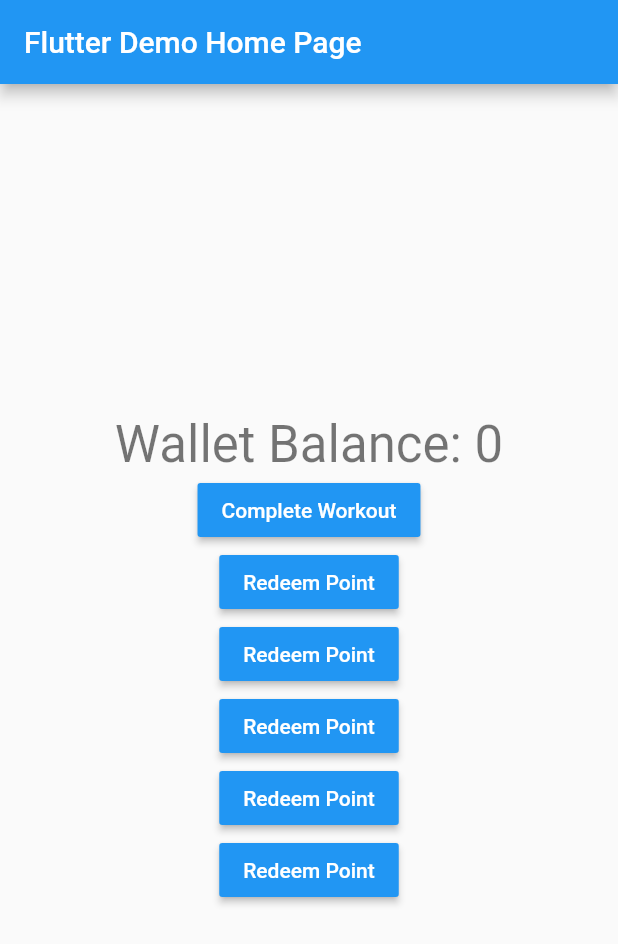
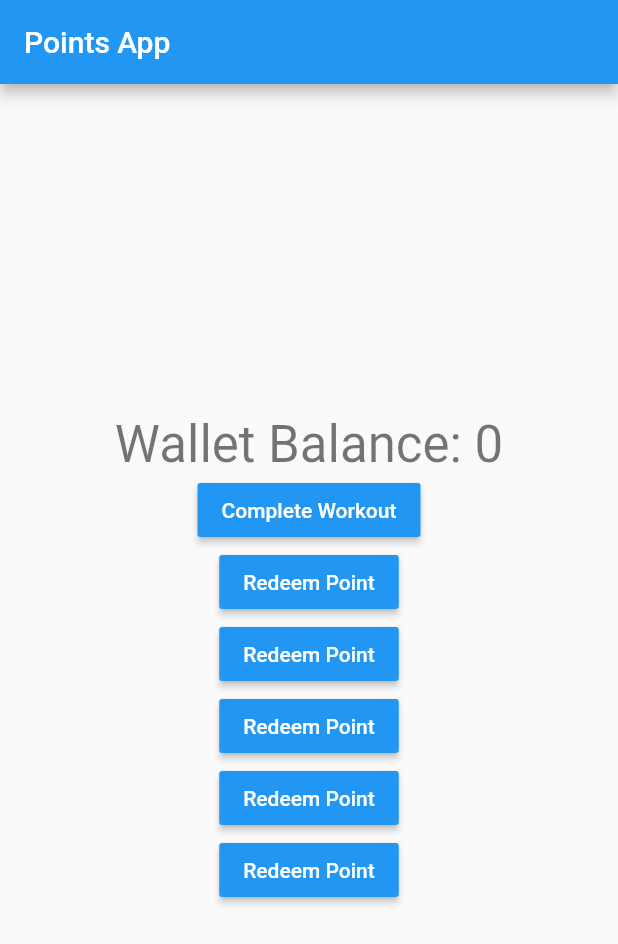
Before and after one commit to theashokyadav/points, a Flutter app: the screen it shows after launch, on a phone screen of 412 x 824 dp. Shown: the top 944 px of the screen. Run offline on Flutter 3.47's test engine with Material 2 defaults, Android fonts, the phone set to English and light mode, and no system bars; our stand-ins replace fluttertoast.

Commit message:
First Commit

```diff
--- a/lib/main.dart
+++ b/lib/main.dart
@@ -25,7 +25,7 @@ class MyApp extends StatelessWidget {
         // is not restarted.
         primarySwatch: Colors.blue,
       ),
-      home: const MyHomePage(title: 'Flutter Demo Home Page'),
+      home: const MyHomePage(title: 'Points App'),
     );
   }
 }
```
